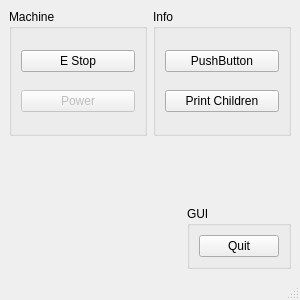
This is indicator.ui in jethornton/Indicator as Qt 5 draws it before an edit. The edited form follows.
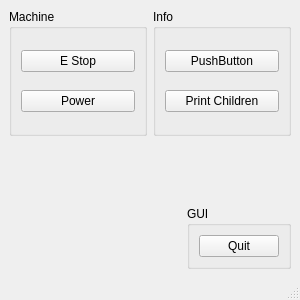
This is the edited form.

Patch:
```diff
--- a/indicator.ui
+++ b/indicator.ui
@@ -40,7 +40,7 @@
        <item row="1" column="0">
         <widget class="QPushButton" name="power_pb">
          <property name="enabled">
-          <bool>false</bool>
+          <bool>true</bool>
          </property>
          <property name="text">
           <string>Power</string>
```
